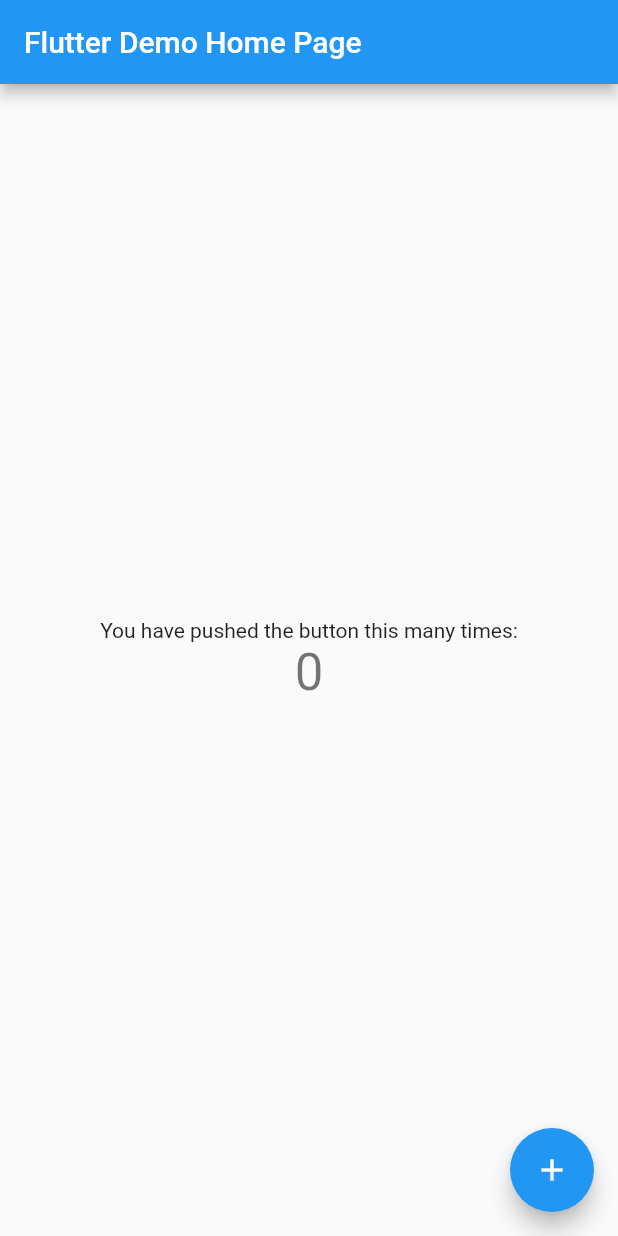
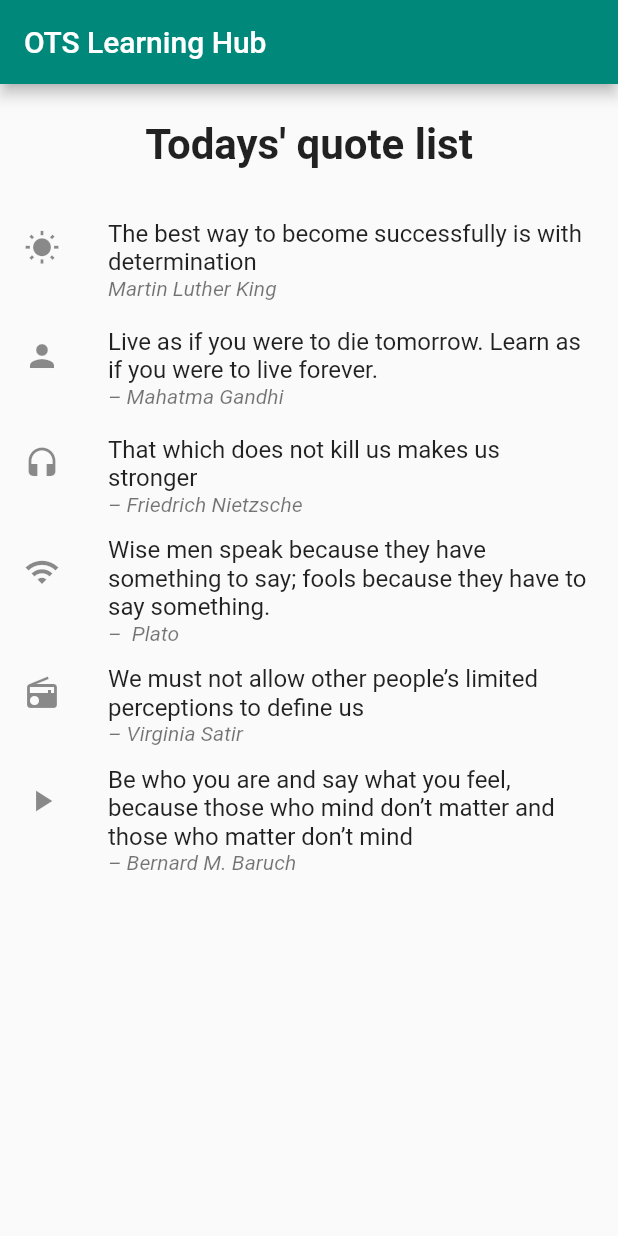
Before and after one commit to shemed-blackops/ots, a Flutter app: the screen it shows after launch, on a phone screen of 412 x 824 dp. Run offline on Flutter 3.47's test engine with Material 2 defaults, Android fonts, the phone set to English and light mode, and no system bars.

Commit message:
Added home screen and list view

```diff
--- /dev/null
+++ b/lib/app_screens/Home.dart
@@ -0,0 +1,112 @@
+import 'package:flutter/material.dart';
+
+class Home extends StatelessWidget {
+  @override
+  Widget build(BuildContext context) {
+    return Column(
+      mainAxisAlignment: MainAxisAlignment.start,
+      children: <Widget>[
+        titleSection,
+        bodySection,
+      ],
+    );
+  }
+
+  final Widget titleSection = Container(
+    margin: EdgeInsets.all(24.0),
+    child: Center(
+      child: Text(
+        "Todays' quote list",
+        style: TextStyle(
+          fontSize: 28.0,
+          fontWeight: FontWeight.bold,
+        ),
+      ),
+    ),
+  );
+
+  final Widget bodySection = Expanded(
+    child: ListView(
+      children: <Widget>[
+        ListTile(
+          leading: Icon(Icons.wb_sunny),
+          title: Text(
+            "The best way to become successfully is with determination",
+          ),
+          subtitle: Text(
+            "Martin Luther King",
+            style: TextStyle(
+              fontSize: 14.0,
+              fontStyle: FontStyle.italic,
+            ),
+          ),
+        ),
+        ListTile(
+          leading: Icon(Icons.person),
+          title: Text(
+            "Live as if you were to die tomorrow. Learn as if you were to live forever.",
+          ),
+          subtitle: Text(
+            "– Mahatma Gandhi",
+            style: TextStyle(
+              fontSize: 14.0,
+              fontStyle: FontStyle.italic,
+            ),
+          ),
+        ),
+        ListTile(
+          leading: Icon(Icons.headset),
+          title: Text(
+            "That which does not kill us makes us stronger",
+          ),
+          subtitle: Text(
+            "– Friedrich Nietzsche",
+            style: TextStyle(
+              fontSize: 14.0,
+              fontStyle: FontStyle.italic,
+            ),
+          ),
+        ),
+        ListTile(
+          leading: Icon(Icons.wifi),
+          title: Text(
+            "Wise men speak because they have something to say; fools because they have to say something.",
+          ),
+          subtitle: Text(
+            "–  Plato",
+            style: TextStyle(
+              fontSize: 14.0,
+              fontStyle: FontStyle.italic,
+            ),
+          ),
+        ),
+        ListTile(
+          leading: Icon(Icons.radio),
+          title: Text(
+            "We must not allow other people’s limited perceptions to define us",
+          ),
+          subtitle: Text(
+            "– Virginia Satir",
+            style: TextStyle(
+              fontSize: 14.0,
+              fontStyle: FontStyle.italic,
+            ),
+          ),
+        ),
+        ListTile(
+          leading: Icon(Icons.play_arrow),
+          title: Text(
+            "Be who you are and say what you feel, because those who mind don’t matter and those who matter don’t mind",
+          ),
+          subtitle: Text(
+            "– Bernard M. Baruch",
+            style: TextStyle(
+              fontSize: 14.0,
+              fontStyle: FontStyle.italic,
+            ),
+          ),
+        ),
+      ],
+    ),
+  );
+}
--- a/lib/main.dart
+++ b/lib/main.dart
@@ -1,117 +1,21 @@
 import 'package:flutter/material.dart';
+import './app_screens/Home.dart';
 
-void main() {
-  runApp(MyApp());
-}
+void main() => runApp(App());
 
-class MyApp extends StatelessWidget {
-  // This widget is the root of your application.
+class App extends StatelessWidget {
   @override
   Widget build(BuildContext context) {
     return MaterialApp(
-      title: 'Flutter Demo',
-      theme: ThemeData(
-        // This is the theme of your application.
-        //
-        // Try running your application with "flutter run". You'll see the
-        // application has a blue toolbar. Then, without quitting the app, try
-        // changing the primarySwatch below to Colors.green and then invoke
-        // "hot reload" (press "r" in the console where you ran "flutter run",
-        // or simply save your changes to "hot reload" in a Flutter IDE).
-        // Notice that the counter didn't reset back to zero; the application
-        // is not restarted.
-        primarySwatch: Colors.blue,
-        // This makes the visual density adapt to the platform that you run
-        // the app on. For desktop platforms, the controls will be smaller and
-        // closer together (more dense) than on mobile platforms.
-        visualDensity: VisualDensity.adaptivePlatformDensity,
+      title: "OTS Learning Hub",
+      debugShowCheckedModeBanner: false,
+      home: Scaffold(
+        appBar: AppBar(
+          title: Text("OTS Learning Hub"),
+          backgroundColor: Colors.teal[600],
+        ),
+        body: Home(),
       ),
-      home: MyHomePage(title: 'Flutter Demo Home Page'),
     );
   }
 }
-
-class MyHomePage extends StatefulWidget {
-  MyHomePage({Key key, this.title}) : super(key: key);
-
-  // This widget is the home page of your application. It is stateful, meaning
-  // that it has a State object (defined below) that contains fields that affect
-  // how it looks.
-
-  // This class is the configuration for the state. It holds the values (in this
-  // case the title) provided by the parent (in this case the App widget) and
-  // used by the build method of the State. Fields in a Widget subclass are
-  // always marked "final".
-
-  final String title;
-
-  @override
-  _MyHomePageState createState() => _MyHomePageState();
-}
-
-class _MyHomePageState extends State<MyHomePage> {
-  int _counter = 0;
-
-  void _incrementCounter() {
-    setState(() {
-      // This call to setState tells the Flutter framework that something has
-      // changed in this State, which causes it to rerun the build method below
-      // so that the display can reflect the updated values. If we changed
-      // _counter without calling setState(), then the build method would not be
-      // called again, and so nothing would appear to happen.
-      _counter++;
-    });
-  }
-
-  @override
-  Widget build(BuildContext context) {
-    // This method is rerun every time setState is called, for instance as done
-    // by the _incrementCounter method above.
-    //
-    // The Flutter framework has been optimized to make rerunning build methods
-    // fast, so that you can just rebuild anything that needs updating rather
-    // than having to individually change instances of widgets.
-    return Scaffold(
-      appBar: AppBar(
-        // Here we take the value from the MyHomePage object that was created by
-        // the App.build method, and use it to set our appbar title.
-        title: Text(widget.title),
-      ),
-      body: Center(
-        // Center is a layout widget. It takes a single child and positions it
-        // in the middle of the parent.
-        child: Column(
-          // Column is also a layout widget. It takes a list of children and
-          // arranges them vertically. By default, it sizes itself to fit its
-          // children horizontally, and tries to be as tall as its parent.
-          //
-          // Invoke "debug painting" (press "p" in the console, choose the
-          // "Toggle Debug Paint" action from the Flutter Inspector in Android
-          // Studio, or the "Toggle Debug Paint" command in Visual Studio Code)
-          // to see the wireframe for each widget.
-          //
-          // Column has various properties to control how it sizes itself and
-          // how it positions its children. Here we use mainAxisAlignment to
-          // center the children vertically; the main axis here is the vertical
-          // axis because Columns are vertical (the cross axis would be
-          // horizontal).
-          mainAxisAlignment: MainAxisAlignment.center,
-          children: <Widget>[
-            Text(
-              'You have pushed the button this many times:',
-            ),
-            Text(
-              '$_counter',
-              style: Theme.of(context).textTheme.headline4,
-            ),
-          ],
-        ),
-      ),
-      floatingActionButton: FloatingActionButton(
-        onPressed: _incrementCounter,
-        tooltip: 'Increment',
-        child: Icon(Icons.add),
-      ), // This trailing comma makes auto-formatting nicer for build methods.
-    );
-  }
-}
```
